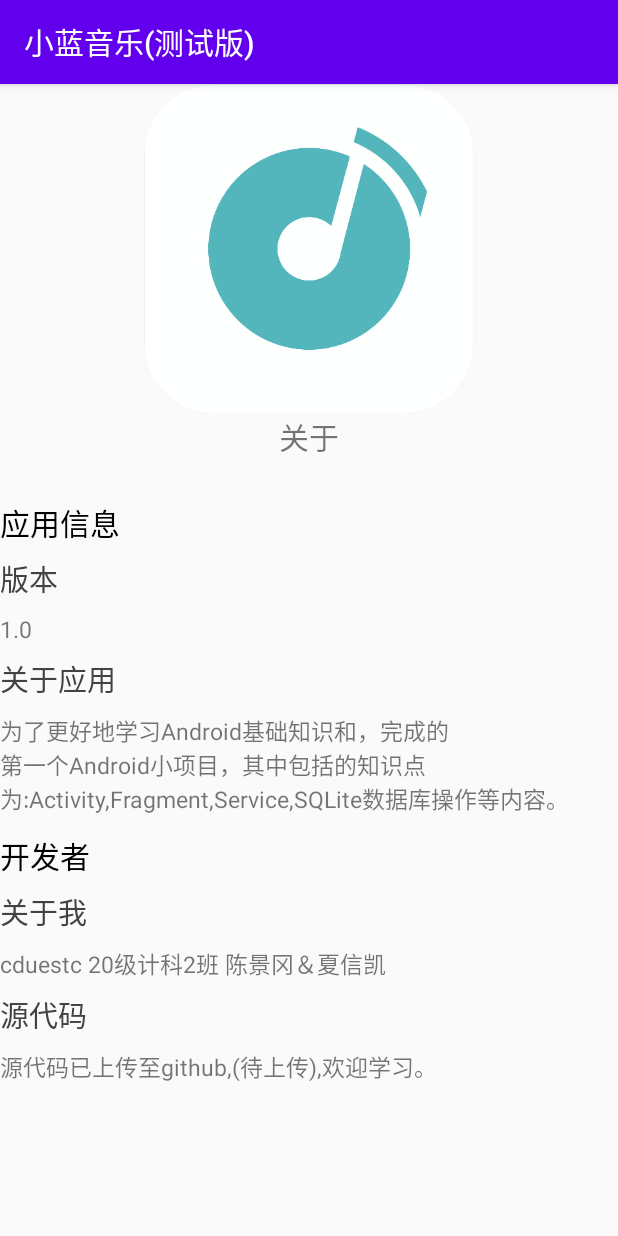
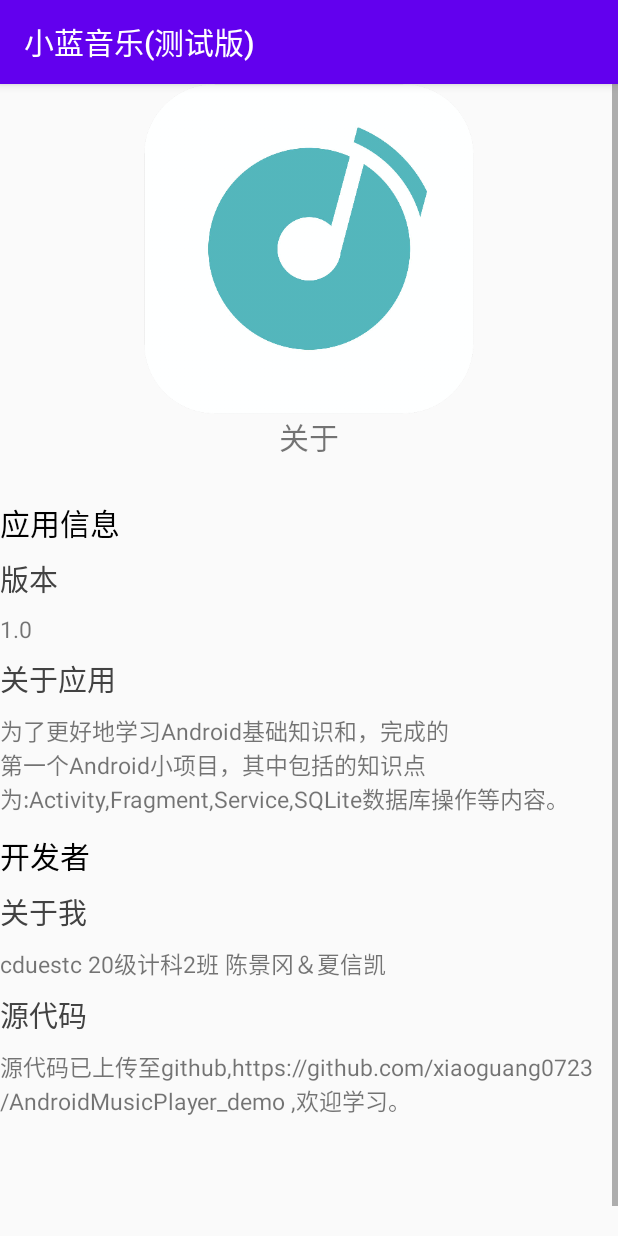
Before and after one commit to xiaoguang0723/AndroidMusicPlayer_demo, an Android app: the InformationActivity screen opened directly, with no data from a screen before it, on a phone screen of 412 x 824 dp. Run offline under Robolectric (Android 15) with nearby library versions, the phone set to English and light mode, and no system bars.

Commit message:
更新了关于页面github源码链接

```diff
--- a/app/src/main/res/layout/activity_information.xml
+++ b/app/src/main/res/layout/activity_information.xml
@@ -120,8 +120,13 @@
         android:layout_width="wrap_content"
         android:layout_height="wrap_content"
         android:layout_gravity="left"
-        android:text="源代码已上传至github,(待上传),欢迎学习。"
+        android:text="源代码已上传至github,https://github.com/xiaoguang0723/AndroidMusicPlayer_demo
+,欢迎学习。"
         android:textSize="15sp" />
+
+            <TextView
+                android:layout_width="match_parent"
+                android:layout_height="100dp"/>
 
         </LinearLayout>
     </ScrollView>
```
